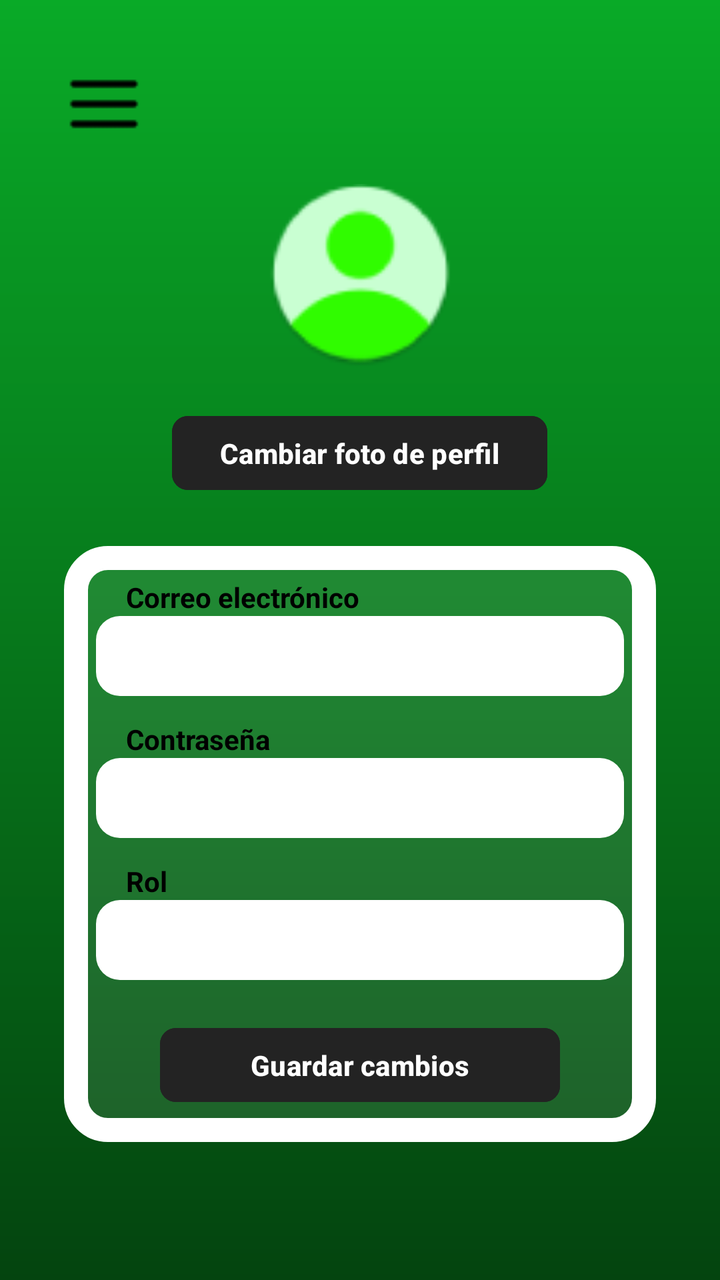
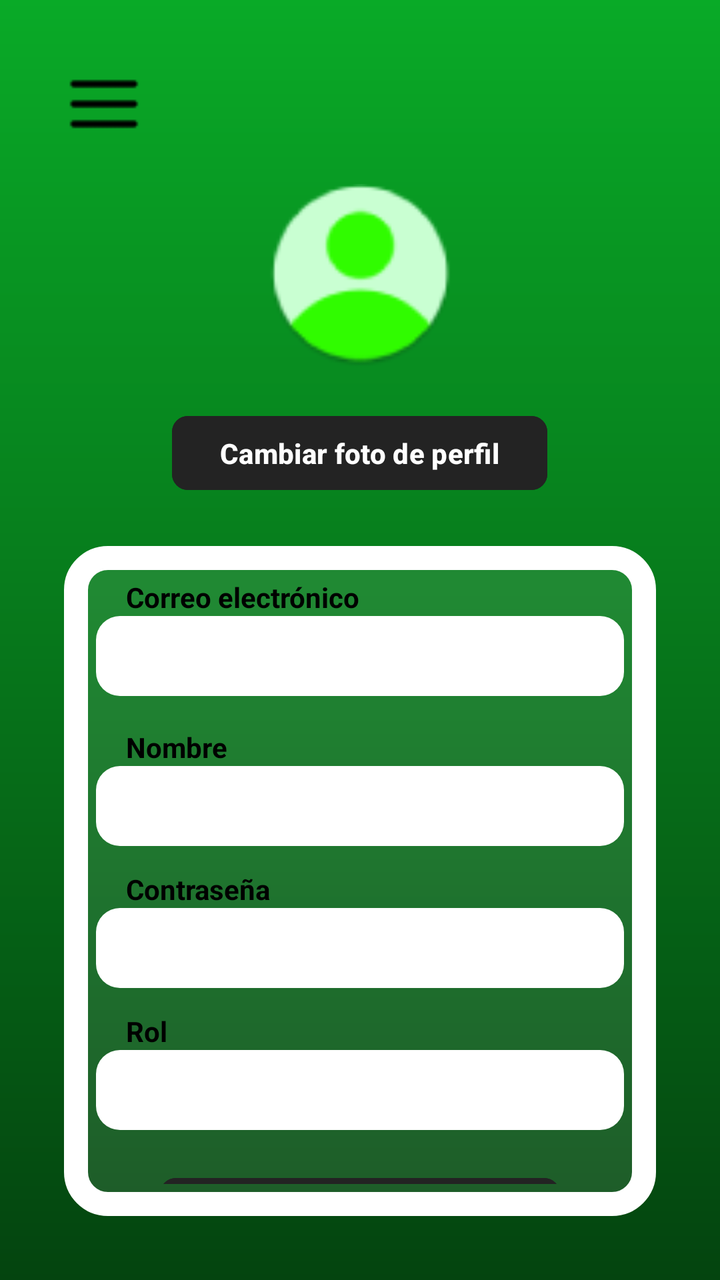

Before-and-after screenshots of an Android layout around one commit, followed by the original layout XML and the change that was made.
<!-- AndroidManifest.xml: application theme Theme.LoopTube -->
<!-- res/layout/editar.xml -->
<?xml version="1.0" encoding="utf-8"?>
<LinearLayout xmlns:android="http://schemas.android.com/apk/res/android"
    xmlns:app="http://schemas.android.com/apk/res-auto"
    android:id="@+id/edit_user_root"
    android:layout_width="match_parent"
    android:layout_height="match_parent"
    android:background="@drawable/gradiente_verde"
    android:orientation="vertical"
    android:padding="32dp">

    <ImageButton
        android:id="@+id/btnMenu"
        android:layout_width="40dp"
        android:layout_height="40dp"
        android:background="@null"
        android:src="@drawable/ic_menu"
        android:layout_marginEnd="80dp"
        android:contentDescription="Menú"
        android:layout_gravity="start"
        app:tint="#000000"
        android:layout_marginBottom="16dp"/>

    <LinearLayout
        android:layout_width="match_parent"
        android:layout_height="wrap_content"
        android:orientation="vertical"
        android:gravity="center_horizontal"
        android:layout_marginBottom="24dp">

        <ImageView
            android:id="@+id/ivProfile"
            android:layout_width="100dp"
            android:layout_height="100dp"
            android:src="@drawable/circle_background"
            android:contentDescription="Foto de perfil"
            android:layout_marginBottom="16dp"
            android:padding="4dp"/>

        <Button
            android:id="@+id/btnChangePhoto"
            android:layout_width="wrap_content"
            android:layout_height="45dp"
            android:text="Cambiar foto de perfil"
            android:drawableStart="@drawable/ic_file"
            android:backgroundTint="#232323"
            android:textColor="#FFFFFF"
            android:textStyle="bold"
            app:cornerRadius="8dp"/>
    </LinearLayout>

    <LinearLayout
        android:layout_width="match_parent"
        android:layout_height="wrap_content"
        android:orientation="vertical"
        android:background="@drawable/fondo_formulario"
        android:elevation="4dp"
        android:padding="16dp">

        
        <TextView
            android:layout_width="wrap_content"
            android:layout_height="wrap_content"
            android:text="Correo electrónico"
            android:textColor="#000000"
            android:textStyle="bold"
            android:layout_marginLeft="15dp"/>

        <EditText
            android:id="@+id/etEmail"
            android:layout_width="match_parent"
            android:layout_height="40dp"
            android:layout_marginBottom="12dp"
            android:background="@drawable/edittext_borderedondo"
            android:inputType="textEmailAddress"
            android:textColor="#000000"/>

        
        <TextView
            android:layout_width="wrap_content"
            android:layout_height="wrap_content"
            android:text="Contraseña"
            android:textColor="#000000"
            android:textStyle="bold"
            android:layout_marginLeft="15dp"/>

        <EditText
            android:id="@+id/etPassword"
            android:layout_width="match_parent"
            android:layout_height="40dp"
            android:layout_marginBottom="12dp"
            android:background="@drawable/edittext_borderedondo"
            android:inputType="textPassword"
            android:textColor="#000000"/>

        
        <TextView
            android:layout_width="wrap_content"
            android:layout_height="wrap_content"
            android:text="Rol"
            android:textColor="#000000"
            android:textStyle="bold"
            android:layout_marginLeft="15dp"/>

        <Spinner
            android:id="@+id/spinnerRol"
            android:layout_width="match_parent"
            android:layout_height="40dp"
            android:layout_marginBottom="20dp"
            android:background="@drawable/edittext_borderedondo"
            android:spinnerMode="dropdown"/>

        <Button
            android:id="@+id/btnGuardarCambios"
            android:layout_width="200dp"
            android:layout_height="45dp"
            android:layout_gravity="center_horizontal"
            android:text="Guardar cambios"
            android:textColor="#FFFFFF"
            android:textStyle="bold"
            android:backgroundTint="#232323"
            app:cornerRadius="8dp"/>
    </LinearLayout>
</LinearLayout>
<!-- resources referenced by this layout -->
<resources>
  <!-- drawable circle_background: png bitmap (drawable, 2626 bytes) -->
  <!-- drawable edittext_borderedondo (drawable) -->
  <shape xmlns:android="http://schemas.android.com/apk/res/android" android:shape="rectangle">
      <solid android:color="#FFFFFF"/>
      <corners android:radius="12dp"/>
  </shape>
  <!-- drawable fondo_formulario (drawable) -->
  <?xml version="1.0" encoding="utf-8"?>
  <shape xmlns:android="http://schemas.android.com/apk/res/android">
      <solid android:color="#1AFFFFFF" />
  
      <stroke
          android:width="12dp"
          android:color="#FFFFFF" />
  
      <corners android:radius="16dp" />
  </shape>
  <!-- drawable gradiente_verde (drawable) -->
  <?xml version="1.0" encoding="utf-8"?>
  <shape xmlns:android="http://schemas.android.com/apk/res/android">
      <gradient
          android:startColor="#09AA27"
          android:endColor="#04440F"
          android:angle="270"/>
  </shape>
  <!-- drawable ic_file: png bitmap (drawable, 602 bytes) -->
  <!-- drawable ic_menu: png bitmap (drawable, 234 bytes) -->
  <style name="Theme.LoopTube" parent="Base.Theme.LoopTube" />
  <style name="Base.Theme.LoopTube" parent="Theme.Material3.DayNight.NoActionBar">
          
          
      </style>
</resources>

<!-- the commit's change to res/layout/editar.xml (unified diff, before → after) -->
@@ -78,6 +78,25 @@
         <TextView
             android:layout_width="wrap_content"
             android:layout_height="wrap_content"
+            android:text="Nombre"
+            android:textColor="#000000"
+            android:textStyle="bold"
+            android:layout_marginLeft="15dp"
+            android:layout_marginTop="4dp"/>
+
+        <EditText
+        android:id="@+id/etNombre"
+        android:layout_width="match_parent"
+        android:layout_height="40dp"
+        android:layout_marginBottom="12dp"
+        android:background="@drawable/edittext_borderedondo"
+        android:inputType="textPersonName"
+        android:textColor="#000000"/>
+
+        
+        <TextView
+            android:layout_width="wrap_content"
+            android:layout_height="wrap_content"
             android:text="Contraseña"
             android:textColor="#000000"
             android:textStyle="bold"
